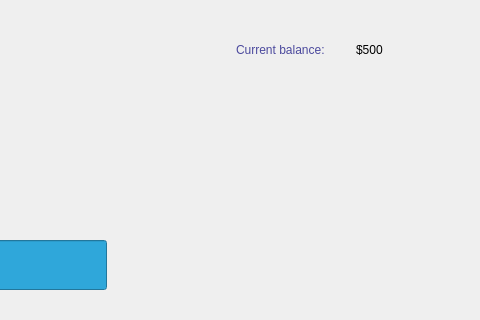
Old version of the form view/deposit.ui in the repository rawsashimi1604/1009_BankingSystem; both pictures show x 474 to 954 and y 0 to 320 of the 954 by 507 pixel window.
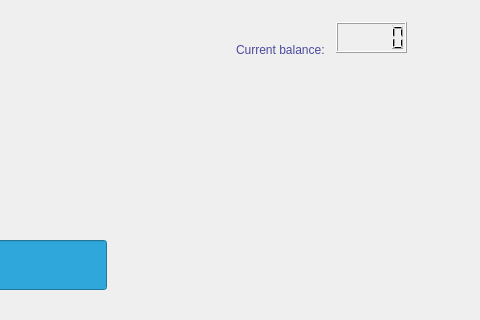
New version of the form.

Commit message: added current balance for all the ui

```diff
--- a/view/deposit.ui
+++ b/view/deposit.ui
@@ -146,18 +146,15 @@
       <string>Current balance:</string>
      </property>
     </widget>
-    <widget class="QLabel" name="label_4">
+    <widget class="QLCDNumber" name="balance">
      <property name="geometry">
       <rect>
-       <x>820</x>
-       <y>30</y>
-       <width>63</width>
-       <height>20</height>
+       <x>800</x>
+       <y>12</y>
+       <width>71</width>
+       <height>31</height>
       </rect>
      </property>
-     <property name="text">
-      <string>$500</string>
-     </property>
     </widget>
    </widget>
   </widget>
```
The commit also changes 8 other files.
